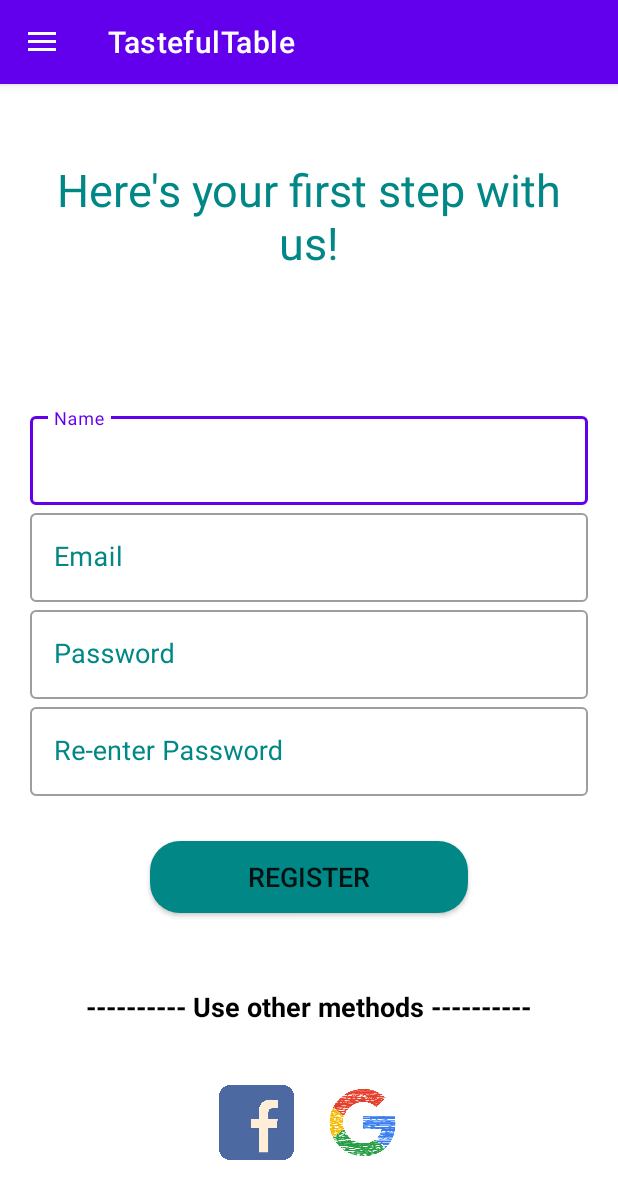
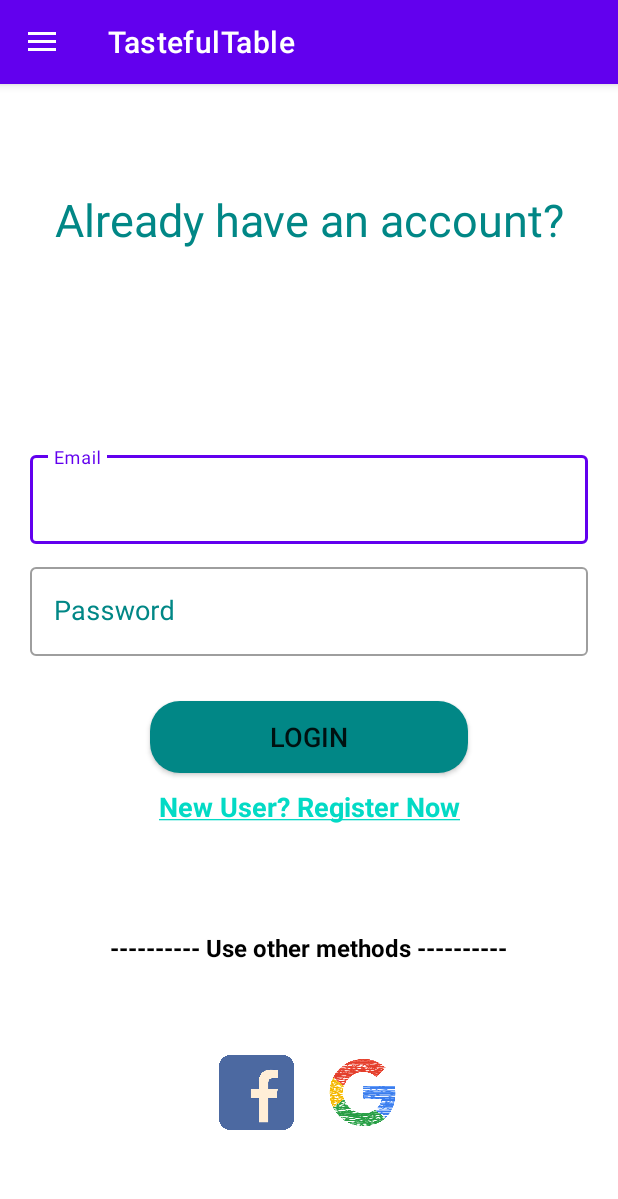
Before and after one commit to VandanaGhori/tasteful-table, an Android app: the screen it shows after launch (MainActivity), in the side drawer, after a tap on "My Account", on a phone screen of 412 x 824 dp. Shown: the top 1199 px of the screen. Run offline under Robolectric (Android 15) with nearby library versions, the phone set to English and light mode, and no system bars; pictures from the network do not load; 4 statements that could not run were skipped.

```diff
--- a/app/build.gradle
+++ b/app/build.gradle
@@ -37,4 +37,5 @@ dependencies {
     testImplementation 'junit:junit:4.+'
     androidTestImplementation 'androidx.test.ext:junit:1.1.2'
     androidTestImplementation 'androidx.test.espresso:espresso-core:3.3.0'
+    implementation 'com.github.bumptech.glide:glide:4.10.0'
 }
--- /dev/null
+++ b/app/src/main/java/com/example/tastefultable/Adapter/RecipeAdapter.java
@@ -0,0 +1,61 @@
+package com.example.tastefultable.Adapter;
+
+import android.content.Context;
+import android.view.LayoutInflater;
+import android.view.View;
+import android.view.ViewGroup;
+import android.widget.ImageView;
+import android.widget.TextView;
+
+import androidx.annotation.NonNull;
+import androidx.recyclerview.widget.RecyclerView;
+
+import com.bumptech.glide.Glide;
+import com.example.tastefultable.R;
+import com.example.tastefultable.model.Recipe;
+
+import java.util.List;
+import java.util.zip.Inflater;
+
+public class RecipeAdapter extends RecyclerView.Adapter<RecipeAdapter.RecipeViewHolder> {
+
+    private List<Recipe> mRecipeList;
+    private Context context;
+
+    public RecipeAdapter(Context context, List<Recipe> recipeList) {
+        this.mRecipeList = recipeList;
+        this.context = context;
+    }
+
+    public class RecipeViewHolder extends RecyclerView.ViewHolder{
+        public ImageView mRecipeImage;
+        public TextView mRecipeName;
+
+        public RecipeViewHolder(View itemView) {
+            super(itemView);
+            mRecipeImage = (ImageView) itemView.findViewById(R.id.recipeImage);
+            mRecipeName = (TextView) itemView.findViewById(R.id.recipeName);
+        }
+    }
+
+    // create a view from the row_recipe layout file and pass it to the ViewHolder class for getting reference of UI element.
+    @Override
+    public RecipeViewHolder onCreateViewHolder(ViewGroup parent, int viewType) {
+        View view = LayoutInflater.from(parent.getContext()).inflate(R.layout.row_recipe,parent,false);
+        return new RecipeViewHolder(view);
+    }
+
+    @Override
+    public void onBindViewHolder(RecipeAdapter.RecipeViewHolder holder, int position) {
+        Recipe recipe = mRecipeList.get(position);
+
+        // Convert image_url into image
+        Glide.with(context).load(recipe.getImg_url()).into(holder.mRecipeImage);
+        ((RecipeViewHolder) holder).mRecipeName.setText(recipe.getName());
+    }
+
+    @Override
+    public int getItemCount() {
+        return mRecipeList.size();
+    }
+}
--- a/app/src/main/java/com/example/tastefultable/GetRecipeAsyncTask.java
+++ b/app/src/main/java/com/example/tastefultable/GetRecipeAsyncTask.java
@@ -12,7 +12,8 @@ import java.net.MalformedURLException;
 import java.net.URL;
 
 public class GetRecipeAsyncTask extends AsyncTask<String, Void, String> {
-    public static final String URL = "http://www.recipe.test/api/recipe/read.php";
+    //public static final String URL = "http://10.0.2.2:80/api/recipe/read.php";
+    public static final String URL = "http://recipe.patel422.myweb.cs.uwindsor.ca/api/recipe/read.php";
     public static final String REQUEST_METHOD = "GET";
     public static final int READ_TIMEOUT = 15000;
     public static final int CONNECTION_TIMEOUT = 15000;
@@ -56,7 +57,7 @@ public class GetRecipeAsyncTask extends AsyncTask<String, Void, String> {
             bufferedReader.close();
             inputStreamReader.close();
 
-            Log.i("do In Background." ,stringBuilder.toString());
+            //Log.i("do In Background." ,stringBuilder.toString());
             // Set our result to string result
             res = stringBuilder.toString();
 
--- a/app/src/main/java/com/example/tastefultable/HomeFragment.java
+++ b/app/src/main/java/com/example/tastefultable/HomeFragment.java
@@ -3,6 +3,8 @@ package com.example.tastefultable;
 import android.os.Bundle;
 
 import androidx.fragment.app.Fragment;
+import androidx.recyclerview.widget.LinearLayoutManager;
+import androidx.recyclerview.widget.RecyclerView;
 
 import android.util.Log;
 import android.view.LayoutInflater;
@@ -11,6 +13,15 @@ import android.view.ViewGroup;
 import android.widget.TextView;
 import android.widget.Toast;
 
+import com.example.tastefultable.Adapter.RecipeAdapter;
+import com.example.tastefultable.model.Recipe;
+
+import org.json.JSONArray;
+import org.json.JSONException;
+import org.json.JSONObject;
+
+import java.util.ArrayList;
+import java.util.List;
 import java.util.concurrent.ExecutionException;
 
 /**
@@ -31,6 +42,9 @@ public class HomeFragment extends Fragment {
 
     TextView textViewHomeFragment;
     String result;
+    RecyclerView recipeRecyclerView;
+    List<Recipe> recipeList;
+    RecipeAdapter recipeAdapter;
 
     public HomeFragment() {
         // Required empty public constructor
@@ -69,19 +83,52 @@ public class HomeFragment extends Fragment {
         // Inflate the layout for this fragment
         View view = inflater.inflate(R.layout.fragment_home, container, false);
         textViewHomeFragment = (TextView) view.findViewById(R.id.textViewHomeFragment);
+        recipeRecyclerView = (RecyclerView) view.findViewById(R.id.recipeRecyclerView);
+        recipeList = new ArrayList<>();
+        getRecipesTask();
+        bindAdapter();
+        return view;
+    }
+
+    private void bindAdapter() {
+        // Set Layout for the RecyclerView
+        RecyclerView.LayoutManager layoutManager = new LinearLayoutManager(getContext());
+        recipeRecyclerView.setLayoutManager(layoutManager);
+        recipeAdapter = new RecipeAdapter(getContext(), recipeList);
+        recipeRecyclerView.setAdapter(recipeAdapter);
+        recipeAdapter.notifyDataSetChanged();
+    }
+
+    private void getRecipesTask() {
         GetRecipeAsyncTask getRecipeAsyncTask = new GetRecipeAsyncTask();
         try {
             result = getRecipeAsyncTask.execute(GetRecipeAsyncTask.URL).get();
-            //Log.i("Result=", result);
-            Toast.makeText(getContext(),"Result = " + result,Toast.LENGTH_LONG).show();
-            textViewHomeFragment.setText("Result = " + result);
+
+            Log.i("Result=", result);
+            JSONObject jsonObject = new JSONObject(result);
+            JSONArray jsonArray = jsonObject.getJSONArray("data");
+
+            for (int i = 0; i < jsonArray.length(); i++) {
+                JSONObject object = jsonArray.getJSONObject(i);
+                int id = object.getInt("id");
+                String name = object.getString("name");
+                String img_url = object.getString("img_url");
+                String time = object.getString("time");
+
+                Recipe recipe = new Recipe(id, name, img_url, time);
+                recipeList.add(recipe);
+            }
+
+            Toast.makeText(getContext(), "Result = " + recipeList.toString(), Toast.LENGTH_LONG).show();
+            //textViewHomeFragment.setText("Result = " + result);
         } catch (ExecutionException e) {
             e.printStackTrace();
             result = null;
         } catch (InterruptedException e) {
             e.printStackTrace();
             result = null;
+        } catch (JSONException e) {
+            e.printStackTrace();
         }
-        return view;
     }
 }
--- a/app/src/main/java/com/example/tastefultable/MainActivity.java
+++ b/app/src/main/java/com/example/tastefultable/MainActivity.java
@@ -46,13 +46,13 @@ public class MainActivity extends AppCompatActivity {
                 if (itemId == R.id.nav_home) {
                     frag = new HomeFragment();
                 } else if (itemId == R.id.nav_my_account) {
-                    frag = new MyAccountFragment();
+                    frag = new LoginFragment();
                 } else if (itemId == R.id.nav_favourite) {
                     frag = new FavoriteFragment();
                 } else if (itemId == R.id.nav_share_app) {
                     frag = new AppShareFragment();
                 }
-                Toast.makeText(getApplicationContext(),item.getTitle(),Toast.LENGTH_LONG).show();
+               // Toast.makeText(getApplicationContext(),item.getTitle(),Toast.LENGTH_LONG).show();
                 if (frag != null) {
                     FragmentManager fragmentManager = getSupportFragmentManager();
                     FragmentTransaction transaction = fragmentManager.beginTransaction();
--- a/app/src/main/java/com/example/tastefultable/MyAccountFragment.java
+++ b/app/src/main/java/com/example/tastefultable/MyAccountFragment.java
@@ -67,16 +67,16 @@ public class MyAccountFragment extends Fragment {
                              Bundle savedInstanceState) {
         View view;
         view = inflater.inflate(R.layout.fragment_my_account, container, false);
-        linkTextView = (TextView) view.findViewById(R.id.activity_link);
+        //linkTextView = (TextView) view.findViewById(R.id.activity_link);
         //linkTextView.setMovementMethod(LinkMovementMethod.getInstance());
-        linkTextView.setTextColor(ContextCompat.getColor(getContext(),R.color.teal_700));
-        linkTextView.setOnClickListener(new View.OnClickListener() {
+       // linkTextView.setTextColor(ContextCompat.getColor(getContext(),R.color.teal_700));
+        /*linkTextView.setOnClickListener(new View.OnClickListener() {
             @Override
             public void onClick(View v) {
                 Intent intent = new Intent(getContext(),MainActivity.class);
                 startActivity(intent);
             }
-        });
+        });*/
         // Inflate the layout for this fragment
         return view;
     }
--- a/app/src/main/res/layout/fragment_login.xml
+++ b/app/src/main/res/layout/fragment_login.xml
@@ -94,7 +94,6 @@
             android:textSize="18sp"
             />
 
-
     </LinearLayout>
 
     <TextView
@@ -105,7 +104,7 @@
         android:text="---------- Use other methods ----------"
         android:textAlignment="center"
         android:textColor="@color/black"
-        android:textSize="18sp"
+        android:textSize="16sp"
         android:textStyle="bold" />
 
     <LinearLayout
--- a/app/src/main/res/layout/fragment_my_account.xml
+++ b/app/src/main/res/layout/fragment_my_account.xml
@@ -125,7 +125,7 @@
         android:text="---------- Use other methods ----------"
         android:textAlignment="center"
         android:textColor="@color/black"
-        android:textSize="18sp"
+        android:textSize="16sp"
         android:textStyle="bold" />
 
     <LinearLayout
```
Also changed, not shown: app/src/main/java/com/example/tastefultable/model/Recipe.java (added, +50 -0 lines), app/src/main/res/layout/fragment_home.xml (+5 -5 lines), app/src/main/res/layout/row_recipe.xml (+14 -14 lines).
